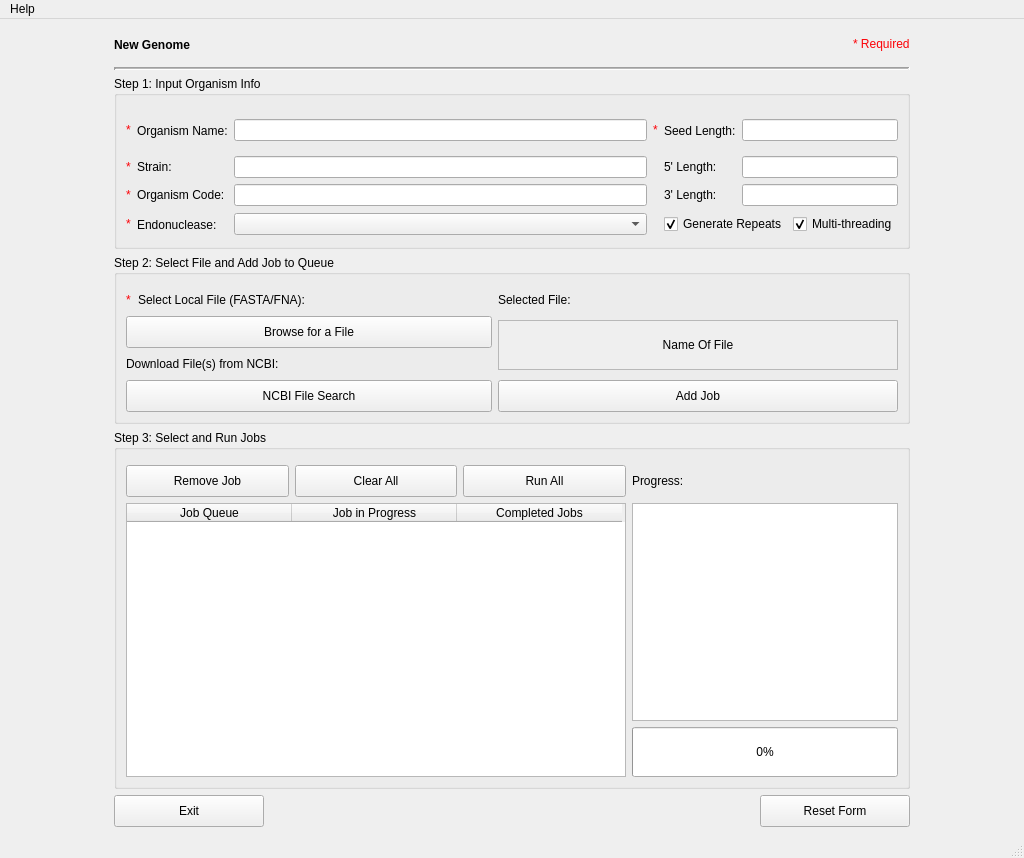
TrinhLab/CASPERapp, file NewGenome.ui: the form before one commit.
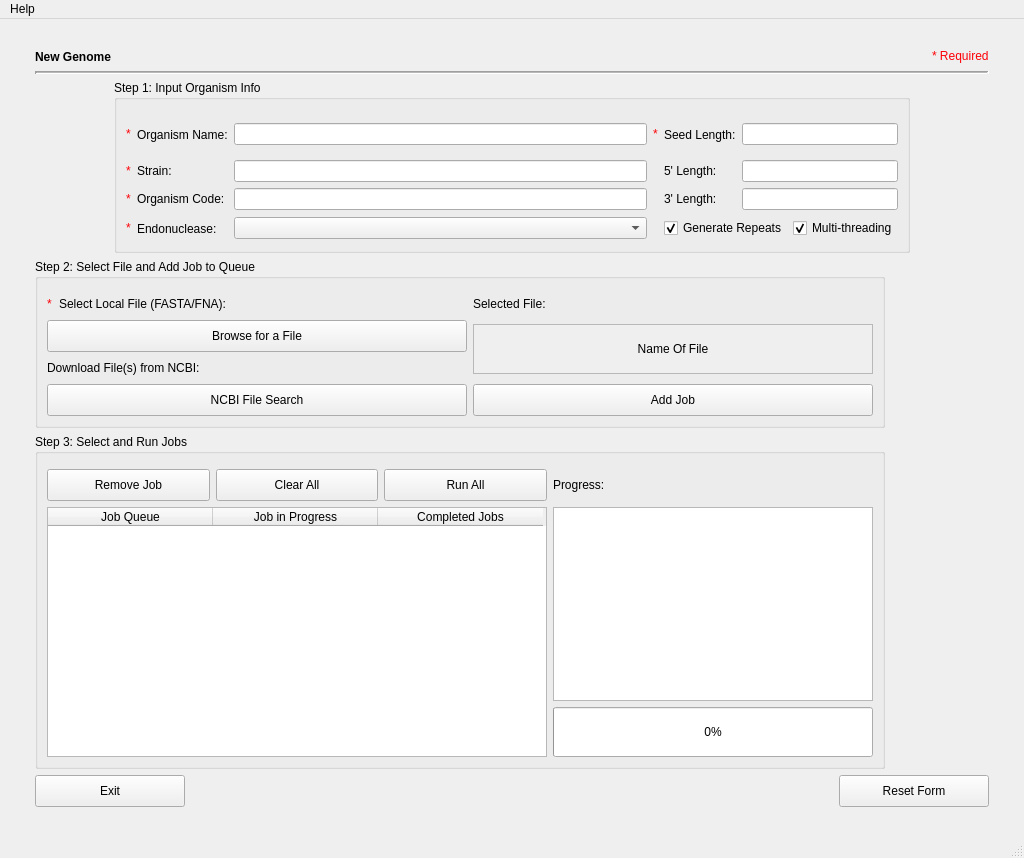
The form after the commit.

Patch:
```diff
--- a/NewGenome.ui
+++ b/NewGenome.ui
@@ -29,20 +29,37 @@
     <string notr="true"/>
    </property>
    <layout class="QGridLayout" name="gridLayout_9">
-    <item row="4" column="3">
-     <spacer name="horizontalSpacer_3">
-      <property name="orientation">
-       <enum>Qt::Horizontal</enum>
+    <item row="6" column="1">
+     <widget class="QPushButton" name="contButton">
+      <property name="minimumSize">
+       <size>
+        <width>150</width>
+        <height>32</height>
+       </size>
       </property>
-      <property name="sizeHint" stdset="0">
+      <property name="maximumSize">
        <size>
-        <width>40</width>
-        <height>20</height>
+        <width>150</width>
+        <height>16777215</height>
        </size>
       </property>
-     </spacer>
+      <property name="font">
+       <font>
+        <family>Arial</family>
+        <weight>50</weight>
+        <italic>false</italic>
+        <bold>false</bold>
+       </font>
+      </property>
+      <property name="styleSheet">
+       <string notr="true"/>
+      </property>
+      <property name="text">
+       <string>Exit</string>
+      </property>
+     </widget>
     </item>
-    <item row="4" column="1" colspan="2">
+    <item row="5" column="1" colspan="2">
      <layout class="QGridLayout" name="gridLayout_7">
       <item row="2" column="0" colspan="2">
        <widget class="QGroupBox" name="Step3">
@@ -619,7 +636,7 @@
       </item>
      </layout>
     </item>
-    <item row="1" column="1" colspan="2">
+    <item row="2" column="1" colspan="2">
      <widget class="Line" name="line_2">
       <property name="lineWidth">
        <number>2</number>
@@ -632,56 +649,39 @@
       </property>
      </widget>
     </item>
-    <item row="5" column="1">
-     <widget class="QPushButton" name="contButton">
-      <property name="minimumSize">
-       <size>
-        <width>150</width>
-        <height>32</height>
-       </size>
+    <item row="5" column="0">
+     <spacer name="horizontalSpacer_2">
+      <property name="orientation">
+       <enum>Qt::Horizontal</enum>
       </property>
-      <property name="maximumSize">
+      <property name="sizeType">
+       <enum>QSizePolicy::Fixed</enum>
+      </property>
+      <property name="sizeHint" stdset="0">
        <size>
-        <width>150</width>
-        <height>16777215</height>
+        <width>20</width>
+        <height>20</height>
        </size>
       </property>
-      <property name="font">
-       <font>
-        <family>Arial</family>
-        <weight>50</weight>
-        <italic>false</italic>
-        <bold>false</bold>
-       </font>
+     </spacer>
+    </item>
+    <item row="5" column="3">
+     <spacer name="horizontalSpacer_3">
+      <property name="orientation">
+       <enum>Qt::Horizontal</enum>
       </property>
-      <property name="styleSheet">
-       <string notr="true"/>
+      <property name="sizeType">
+       <enum>QSizePolicy::Fixed</enum>
       </property>
-      <property name="text">
-       <string>Exit</string>
-      </property>
-     </widget>
-    </item>
-    <item row="5" column="2" alignment="Qt::AlignRight">
-     <widget class="QPushButton" name="resetButton">
-      <property name="minimumSize">
+      <property name="sizeHint" stdset="0">
        <size>
-        <width>150</width>
-        <height>32</height>
+        <width>20</width>
+        <height>20</height>
        </size>
       </property>
-      <property name="maximumSize">
-       <size>
-        <width>150</width>
-        <height>16777215</height>
-       </size>
-      </property>
-      <property name="text">
-       <string>Reset Form</string>
-      </property>
-     </widget>
+     </spacer>
     </item>
-    <item row="0" column="2" alignment="Qt::AlignRight">
+    <item row="1" column="2" alignment="Qt::AlignRight">
      <widget class="QLabel" name="label_16">
       <property name="maximumSize">
        <size>
@@ -694,7 +694,7 @@
       </property>
      </widget>
     </item>
-    <item row="0" column="1">
+    <item row="1" column="1">
      <widget class="QLabel" name="label_8">
       <property name="minimumSize">
        <size>
@@ -727,14 +727,52 @@
       </property>
      </widget>
     </item>
-    <item row="4" column="0">
-     <spacer name="horizontalSpacer_2">
+    <item row="6" column="2" alignment="Qt::AlignRight">
+     <widget class="QPushButton" name="resetButton">
+      <property name="minimumSize">
+       <size>
+        <width>150</width>
+        <height>32</height>
+       </size>
+      </property>
+      <property name="maximumSize">
+       <size>
+        <width>150</width>
+        <height>16777215</height>
+       </size>
+      </property>
+      <property name="text">
+       <string>Reset Form</string>
+      </property>
+     </widget>
+    </item>
+    <item row="7" column="0" colspan="4">
+     <spacer name="verticalSpacer_2">
       <property name="orientation">
-       <enum>Qt::Horizontal</enum>
+       <enum>Qt::Vertical</enum>
       </property>
+      <property name="sizeType">
+       <enum>QSizePolicy::Fixed</enum>
+      </property>
       <property name="sizeHint" stdset="0">
        <size>
-        <width>40</width>
+        <width>20</width>
+        <height>20</height>
+       </size>
+      </property>
+     </spacer>
+    </item>
+    <item row="0" column="0" colspan="4">
+     <spacer name="verticalSpacer">
+      <property name="orientation">
+       <enum>Qt::Vertical</enum>
+      </property>
+      <property name="sizeType">
+       <enum>QSizePolicy::Fixed</enum>
+      </property>
+      <property name="sizeHint" stdset="0">
+       <size>
+        <width>20</width>
         <height>20</height>
        </size>
       </property>
```
